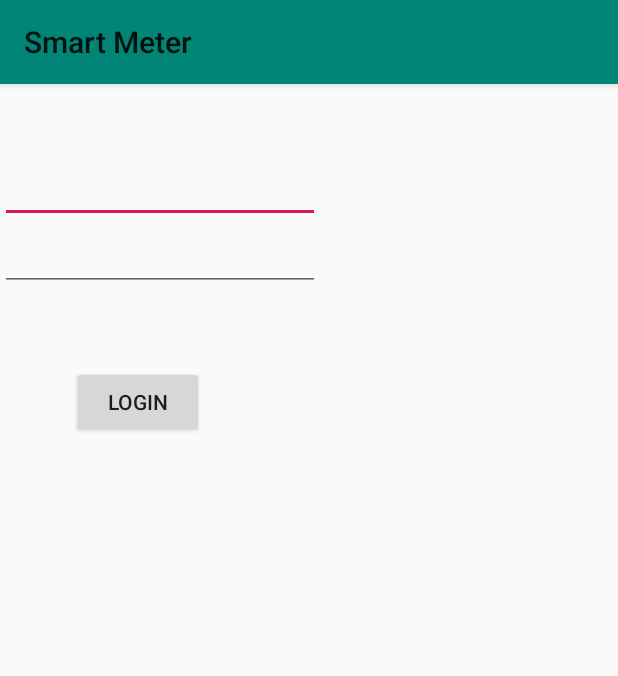
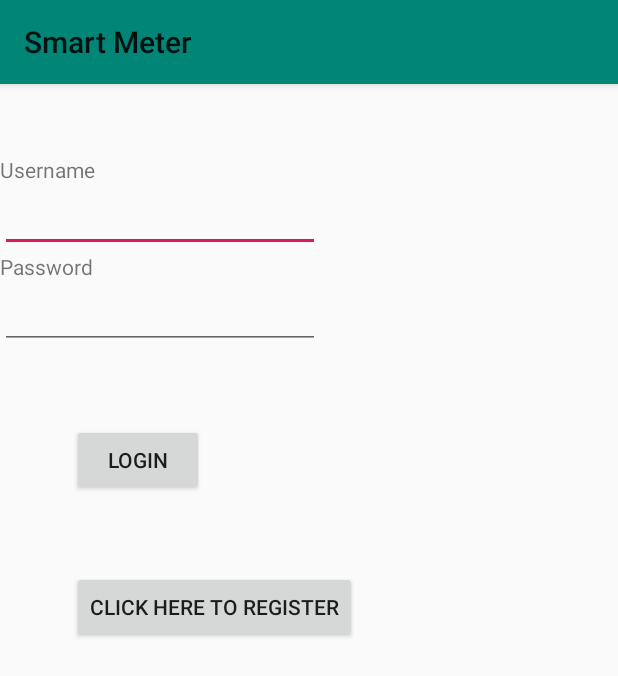
Before and after one commit to AmilaWeerasinghe/Smart_Meter, an Android app: the screen it shows after launch (MainActivity), on a phone screen of 412 x 824 dp. Shown: the top 676 px of the screen. Run offline under Robolectric (Android 15) with nearby library versions, the phone set to English and light mode, and no system bars.

Commit message:
Succesfully Created Login and Register Interfaces PHP Scripts for localhost WAMP server and MYSQL databse

```diff
--- a/app/src/main/java/com/Mystiko/smartmeterautomation/MainActivity.java
+++ b/app/src/main/java/com/Mystiko/smartmeterautomation/MainActivity.java
@@ -1,5 +1,6 @@
 package com.Mystiko.smartmeterautomation;
 
+import android.content.Intent;
 import android.support.v7.app.AppCompatActivity;
 import android.os.Bundle;
 import android.view.Menu;
@@ -29,4 +30,8 @@ public class MainActivity extends AppCompatActivity {
         backgroundWorker.execute(type, username, password);
     }
 
+    public void OpenReg(View view){
+        startActivity(new Intent(MainActivity.this,Register.class));
+    }
+
 }
--- a/app/src/main/res/layout/activity_main.xml
+++ b/app/src/main/res/layout/activity_main.xml
@@ -1,9 +1,17 @@
 
-<RelativeLayout xmlns:android="http://schemas.android.com/apk/res/android"
-    xmlns:tools="http://schemas.android.com/tools" android:layout_width="match_parent"
+<LinearLayout xmlns:android="http://schemas.android.com/apk/res/android"
+    xmlns:tools="http://schemas.android.com/tools"
+    android:layout_width="match_parent"
+    android:orientation="vertical"
     android:layout_height="match_parent"
      tools:context=".MainActivity"
     android:id="@+id/myrl">
+    <TextView
+        android:layout_width="match_parent"
+        android:layout_height="wrap_content"
+        android:text="Username"
+        android:layout_marginTop="47dp"
+        />
 
     <EditText
         android:layout_width="wrap_content"
@@ -11,8 +19,14 @@
         android:inputType="textPersonName"
         android:ems="10"
         android:id="@+id/etUserName"
-        android:layout_alignParentTop="true"
-        android:layout_marginTop="47dp" />
+
+         />
+    <TextView
+        android:layout_width="match_parent"
+        android:layout_height="wrap_content"
+        android:text="Password"
+
+        />
 
     <EditText
         android:layout_width="wrap_content"
@@ -20,20 +34,26 @@
         android:inputType="textPassword"
         android:ems="10"
         android:id="@+id/etPassword"
-        android:layout_below="@+id/etUserName"
-        android:layout_alignParentLeft="true"
-        android:layout_alignParentStart="true" />
+
+         />
 
     <Button
         android:layout_width="wrap_content"
         android:layout_height="wrap_content"
         android:text="Login"
         android:id="@+id/btnLogin"
-        android:layout_below="@+id/etPassword"
-        android:layout_alignParentLeft="true"
-        android:layout_alignParentStart="true"
         android:layout_marginLeft="48dp"
         android:layout_marginStart="48dp"
         android:layout_marginTop="50dp"
         android:onClick="OnLogin"/>
-</RelativeLayout>
+    <Button
+        android:layout_width="wrap_content"
+        android:layout_height="wrap_content"
+        android:text="Click Here to REGISTER"
+        android:id="@+id/btnRegister"
+        android:layout_marginLeft="48dp"
+        android:layout_marginStart="48dp"
+        android:layout_marginTop="50dp"
+        android:onClick="OpenReg"
+        tools:ignore="HardcodedText" />
+</LinearLayout>
```
Also changed, not shown: app/src/main/AndroidManifest.xml (+6 -5 lines), app/src/main/java/com/Mystiko/smartmeterautomation/BackgroundWorker.java (+43 -0 lines), app/src/main/java/com/Mystiko/smartmeterautomation/Register.java (added, +35 -0 lines), app/src/main/res/layout/activity_register.xml (added, +69 -0 lines).
